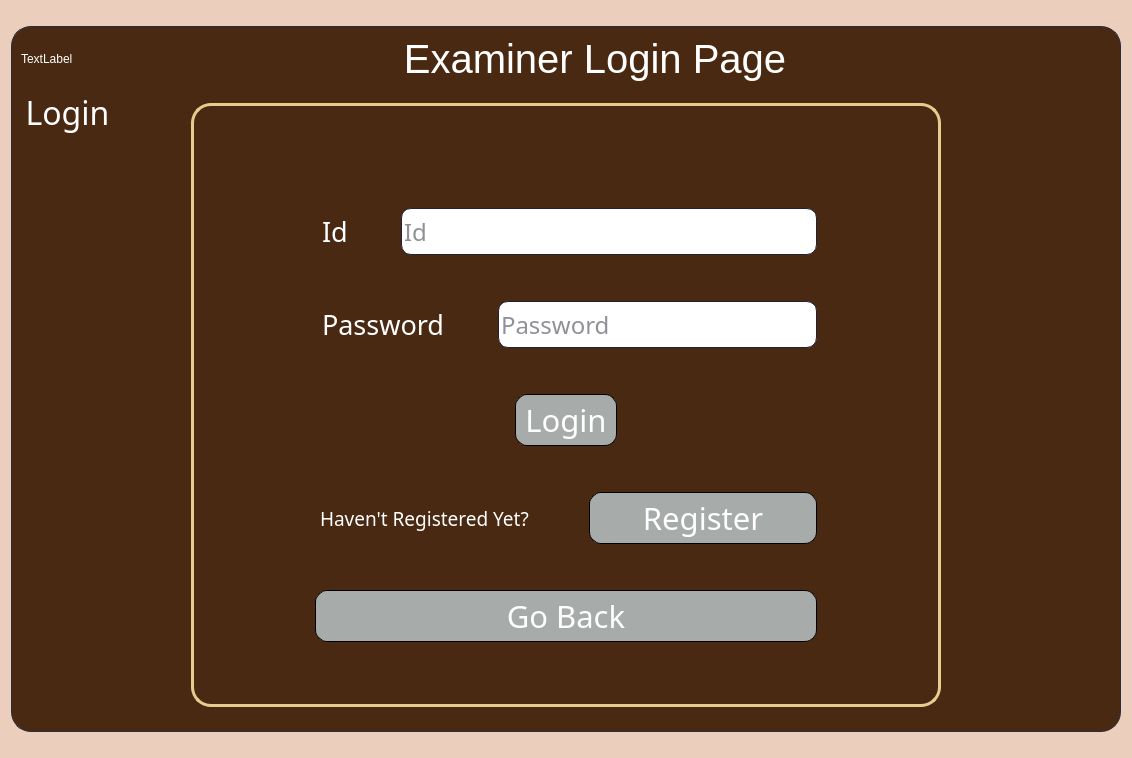
Above: examinerlogin.ui from thepratyushpokharel/Prashnottar before the change. Below: the same form after it.
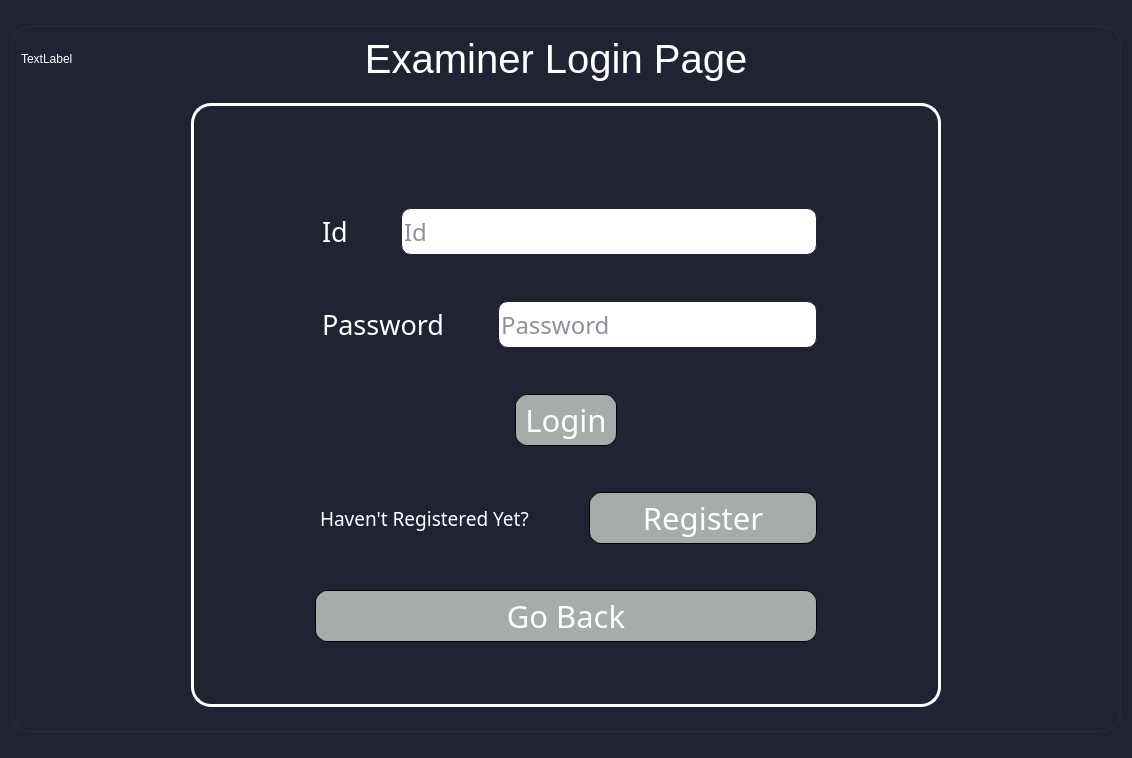
That is the form after the change.

Commit message: examiner_pages_updated

```diff
--- a/examinerlogin.ui
+++ b/examinerlogin.ui
@@ -15,7 +15,7 @@
   </property>
   <property name="styleSheet">
    <string notr="true">*{
-	background-color: rgba(235,206,188,255);
+	background-color:rgba(33,35,50,255);
 font-family:Ubuntu Medium;
 color:#fff;
 }
@@ -49,7 +49,7 @@
     <widget class="QGroupBox" name="groupBox">
      <property name="styleSheet">
       <string notr="true">*{
-	background-color: rgba(73,41,18,255);
+	background-color: rgba(33,35,50,255);
 font-family:Ubuntu;
 }
 QGroupBox
@@ -95,7 +95,7 @@
            </font>
           </property>
           <property name="text">
-           <string>Examiner Login Page</string>
+           <string>Examiner Login Page       </string>
           </property>
           <property name="alignment">
            <set>Qt::AlignCenter</set>
@@ -114,7 +114,7 @@
         </property>
         <property name="styleSheet">
          <string notr="true">*{
-	background-color: rgba(73,41,18,255);
+	background-color: rgba(33,35,50,255);
 font-family:Ubuntu Medium;
 color:#fff;
 }
@@ -123,7 +123,7 @@
 margin-left:170px;
 margin-right:170px;
 	border:3px solid;
-	border-color:#e5cc8f;
+	border-color:#ffffff;
 border-radius:20px;
 }
 
@@ -144,7 +144,7 @@
 }</string>
         </property>
         <property name="title">
-         <string>Login</string>
+         <string/>
         </property>
         <layout class="QGridLayout" name="gridLayout">
          <item row="2" column="0">
@@ -291,6 +291,9 @@
 color:rgba(33,35,50,255);
 margin-right:100px;</string>
                </property>
+               <property name="echoMode">
+                <enum>QLineEdit::EchoMode::Password</enum>
+               </property>
                <property name="placeholderText">
                 <string>Password</string>
                </property>
```
Left out of the diff: 52 changed lines with no effect on the pictures. The commit also changes 10 other files.
